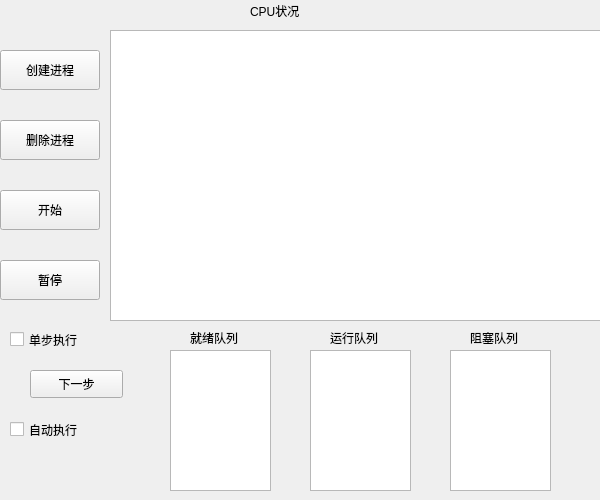
Clarencexiehang/Analog_Operating_System, file process/processtab.ui: the form before one commit.
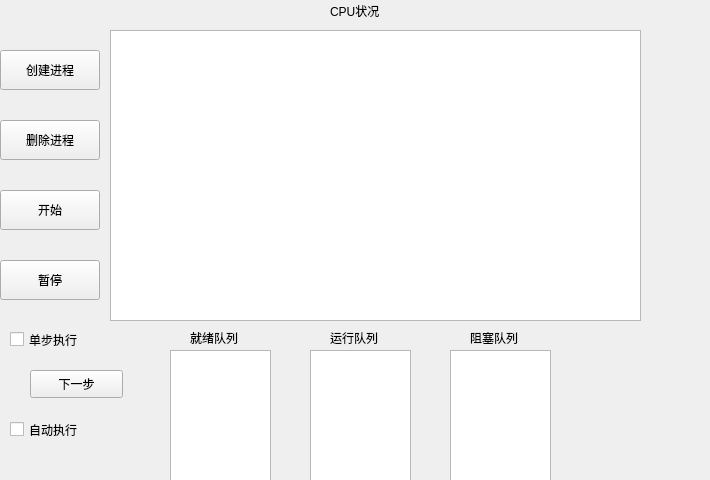
The form after the commit.

Commit message: 扩大布局

What changed in the file:
```diff
--- a/process/processtab.ui
+++ b/process/processtab.ui
@@ -6,13 +6,13 @@
    <rect>
     <x>0</x>
     <y>0</y>
-    <width>600</width>
-    <height>500</height>
+    <width>710</width>
+    <height>480</height>
    </rect>
   </property>
   <property name="minimumSize">
    <size>
-    <width>600</width>
+    <width>710</width>
     <height>480</height>
    </size>
   </property>
@@ -48,7 +48,7 @@
     <rect>
      <x>110</x>
      <y>30</y>
-     <width>501</width>
+     <width>531</width>
      <height>291</height>
     </rect>
    </property>
@@ -247,7 +247,7 @@
   <widget class="QLabel" name="label_4">
    <property name="geometry">
     <rect>
-     <x>250</x>
+     <x>330</x>
      <y>0</y>
      <width>81</width>
      <height>21</height>
```
The commit also changes 6 other files.
